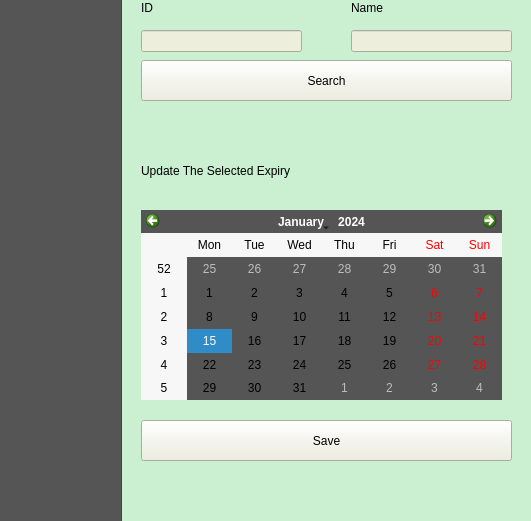
Old version of the form gym.ui in the repository francisganapin/Gym-System-7-13-2024; both pictures show x 541 to 1072 and y 86 to 607 of the 1072 by 784 pixel window.
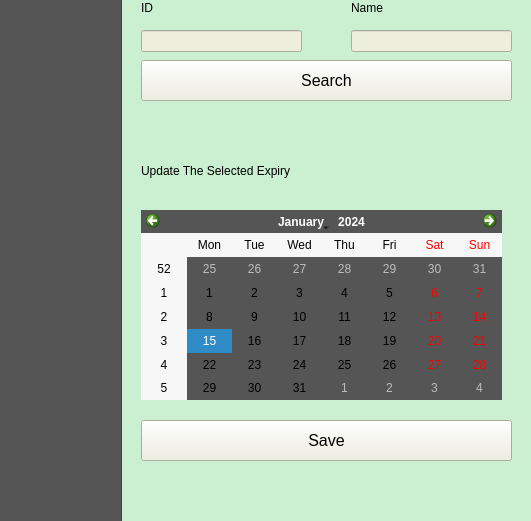
New version of the form. The open tabs and pages were chosen to show the change.

What changed in the file:
```diff
--- a/gym.ui
+++ b/gym.ui
@@ -503,7 +503,15 @@
        </rect>
       </property>
       <property name="styleSheet">
-       <string notr="true">background-color:#eeeedd</string>
+       <string notr="true">QPushButton {
+	background-color:#eeeedd;
+    font-family: &quot;Segoe UI&quot;;
+    font-size: 12pt;
+    color: black;
+}
+QPushButton:hover {
+    background-color: #2980b9;
+}</string>
       </property>
       <property name="text">
        <string>Search</string>
@@ -548,7 +556,15 @@
        </rect>
       </property>
       <property name="styleSheet">
-       <string notr="true">background-color:#eeeedd</string>
+       <string notr="true">QPushButton {
+	background-color:#eeeedd;
+    font-family: &quot;Segoe UI&quot;;
+    font-size: 12pt;
+    color: black;
+}
+QPushButton:hover {
+    background-color: #2980b9;
+}</string>
       </property>
       <property name="text">
        <string>Save</string>
```
Left out of the diff: 38 changed lines with no effect on the pictures.
